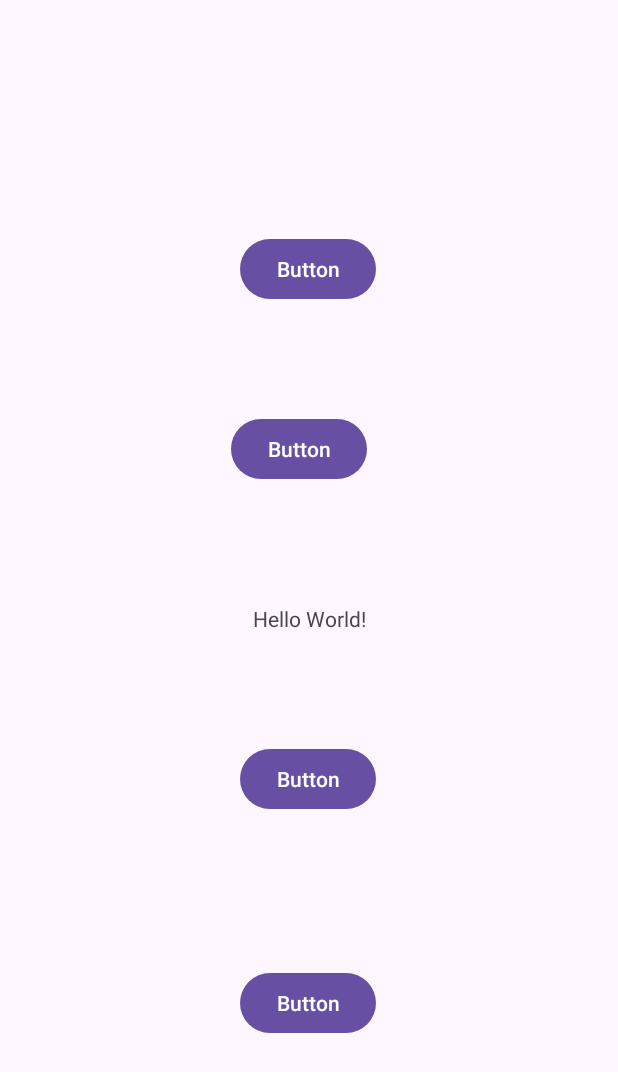
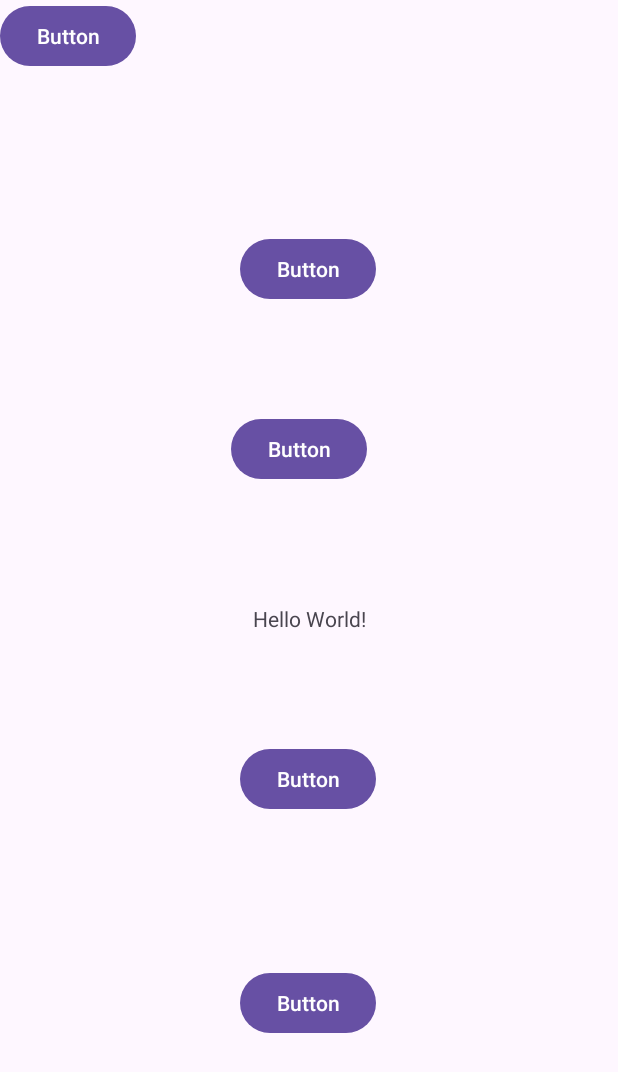
Before and after one commit to Reshala5739/KuznetsovPR22102Pz7, an Android app: the screen it shows after launch (MainActivity), on a phone screen of 412 x 824 dp. Shown: the top 1072 px of the screen. Run offline under Robolectric (Android 15) with nearby library versions, the phone set to English and light mode, and no system bars.

Commit message:
CreateButton5

```diff
--- a/app/src/main/res/layout/activity_main.xml
+++ b/app/src/main/res/layout/activity_main.xml
@@ -73,4 +73,12 @@
         app:layout_constraintStart_toStartOf="parent"
         app:layout_constraintTop_toBottomOf="@+id/button3" />
 
+    <Button
+        android:id="@+id/button5"
+        android:layout_width="wrap_content"
+        android:layout_height="wrap_content"
+        android:text="Button"
+        tools:layout_editor_absoluteX="255dp"
+        tools:layout_editor_absoluteY="312dp" />
+
 </androidx.constraintlayout.widget.ConstraintLayout>
```
